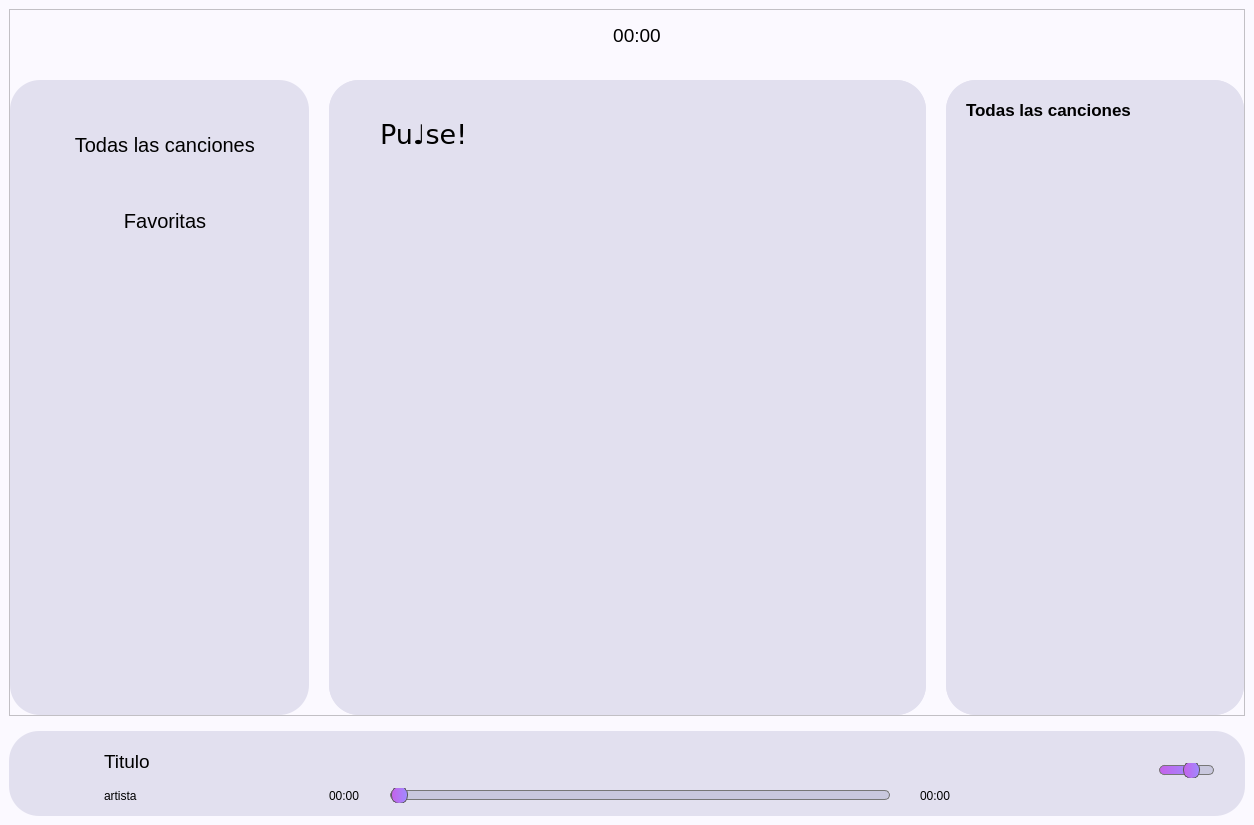
AndHak/Universidad-Semestre3, file python/programacion 3/Proyecto 2/reproductor_de_musica_ui.ui: the form before one commit.
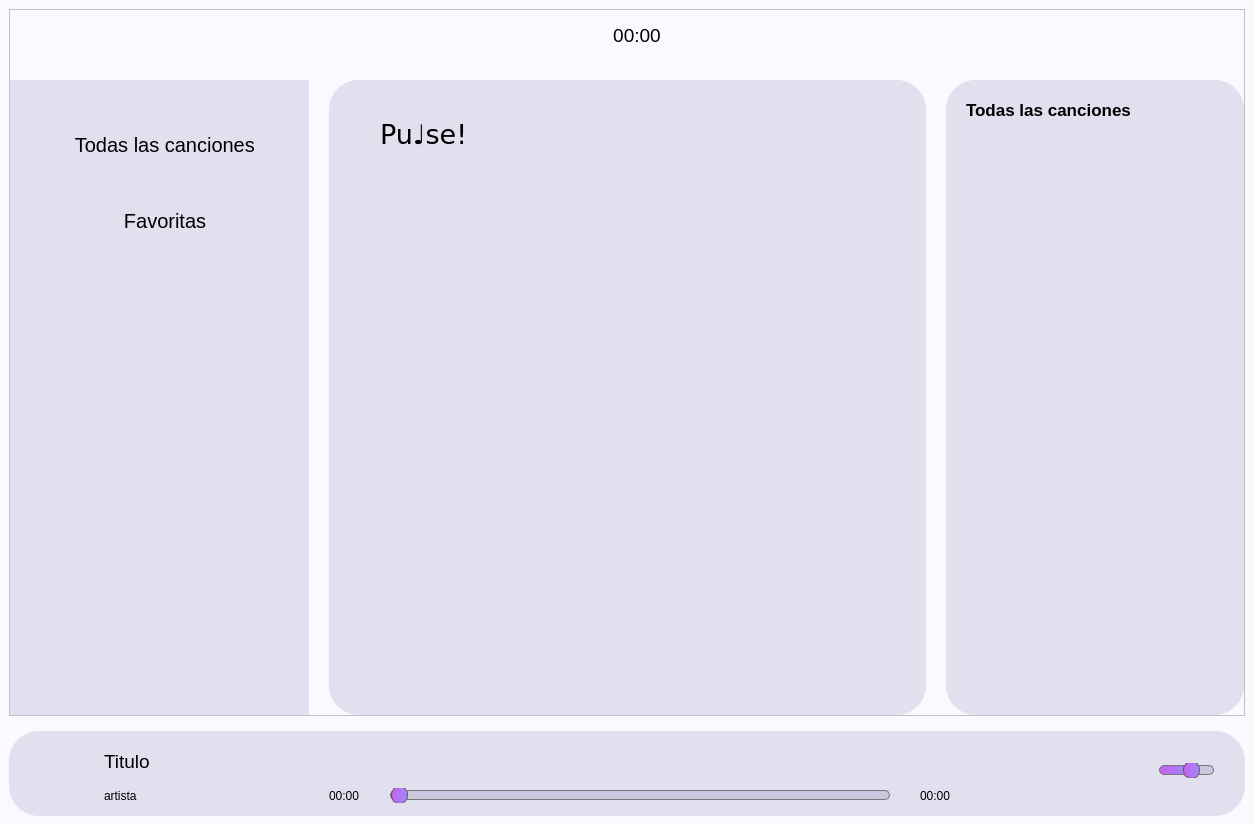
The form after the commit. The open tabs and pages were chosen to show the change. Icons and pictures are not drawn.

Diff of the .ui file:
```diff
--- a/python/programacion 3/Proyecto 2/reproductor_de_musica_ui.ui
+++ b/python/programacion 3/Proyecto 2/reproductor_de_musica_ui.ui
@@ -1452,7 +1452,7 @@
              <property name="styleSheet">
               <string notr="true">QWidget {
 background-color: rgb(226, 224, 239);
-border-radius: 30px;
+border-radius: 0px;
 }
 /* Estilo base */
 QPushButton {
@@ -1469,8 +1469,8 @@
 
 /* Estilo seleccionado */
 QPushButton:selected {
-	background-color: rgba(255, 255, 255, 0.6); /* Cambia la transparencia */
-	border-radius: 5px; /* Border radius */
+    background-color: #9796bd; /* Color de fondo para el elemento seleccionado */
+    color: black; /* Color de la letra para el elemento seleccionado */
 }
 </string>
              </property>
```
Left out of the diff: 26 changed lines with no effect on the pictures.
